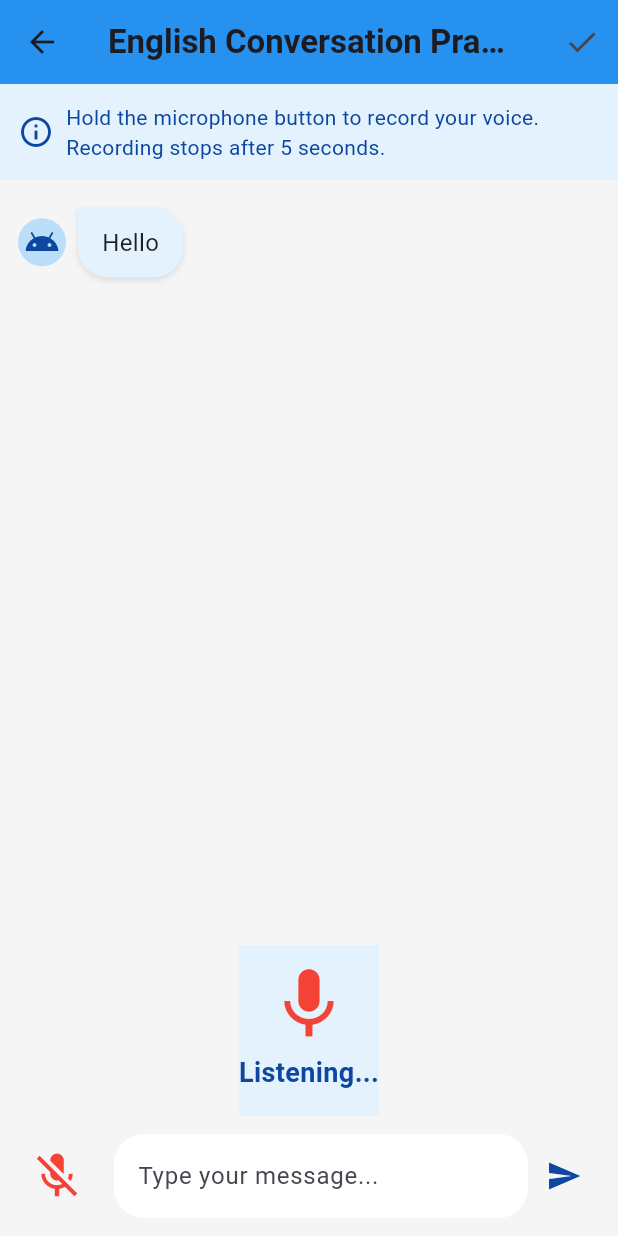
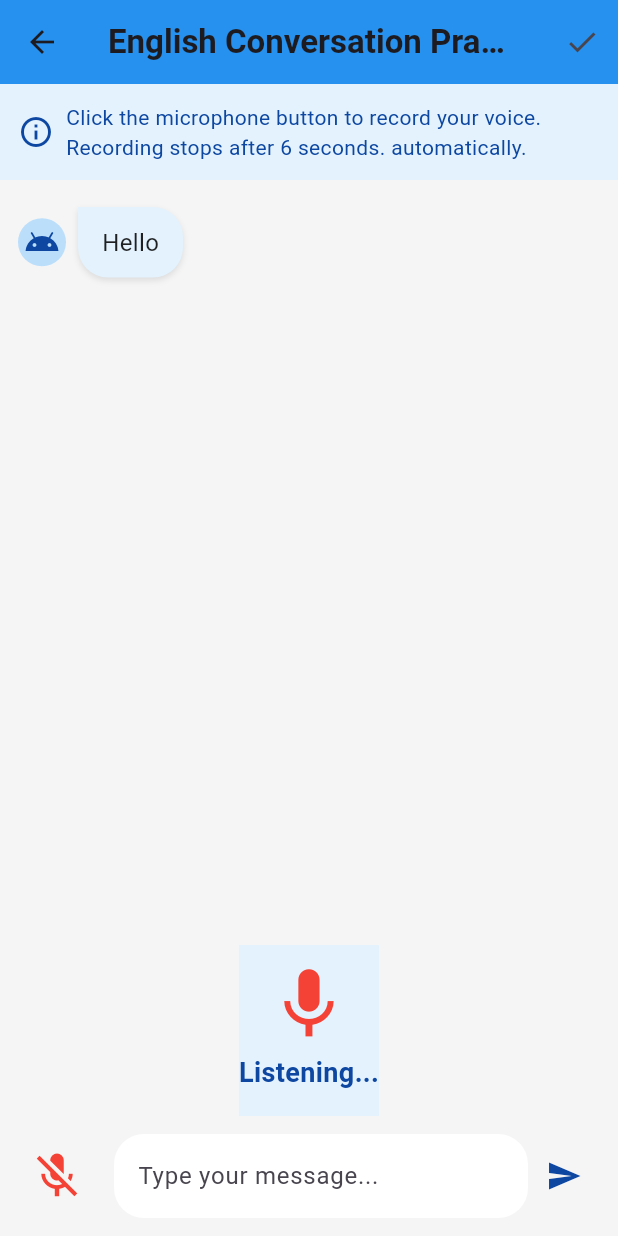
Before and after one commit to SiddheshMore24/speak_and_learn, a Flutter app: the NewConversationScreen screen opened directly, after a tap on the "mic" icon, on a phone screen of 412 x 824 dp. Run offline on Flutter 3.47's test engine with Material 3 defaults, Android fonts, the phone set to English and light mode, and no system bars; our stand-ins replace shared_preferences, speech_to_text; accounts and stored records are empty.

Commit message:
small change in new conversation page

```diff
--- a/lib/new_conversation_screen.dart
+++ b/lib/new_conversation_screen.dart
@@ -241,7 +241,7 @@ class _NewConversationScreenState extends State<NewConversationScreen> with Sing
                   SizedBox(width: 8),
                   Expanded(
                     child: Text(
-                      "Hold the microphone button to record your voice. Recording stops after 5 seconds.",
+                      "Click the microphone button to record your voice. Recording stops after 6 seconds. automatically.",
                       style: TextStyle(color: Colors.blue[900], fontSize: 14),
                     ),
                   ),
```
